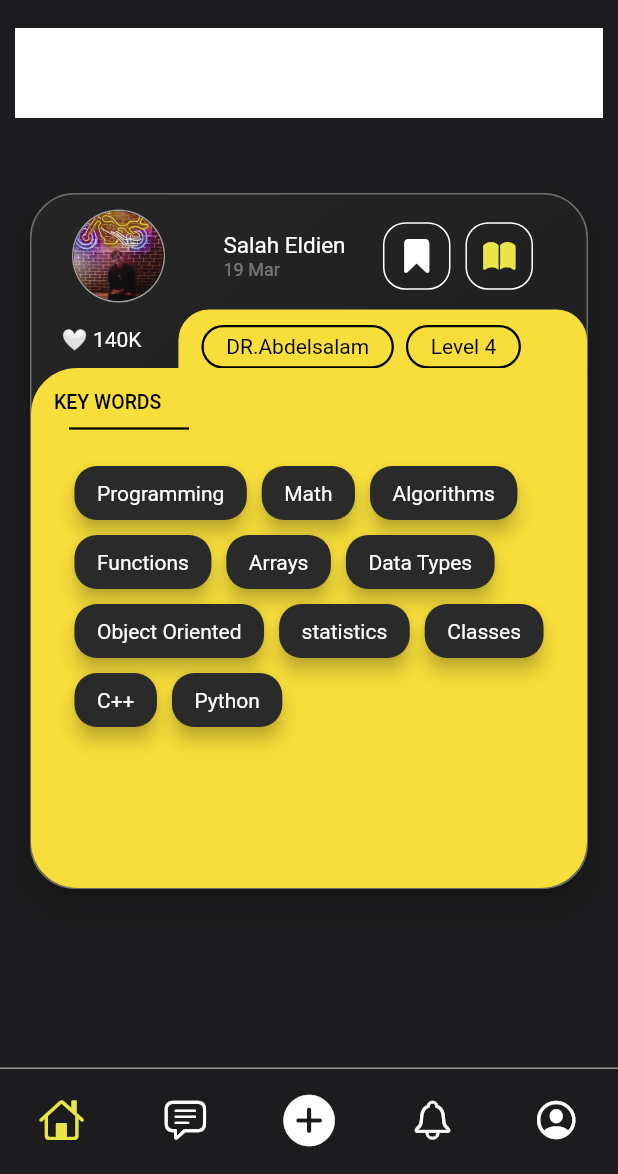
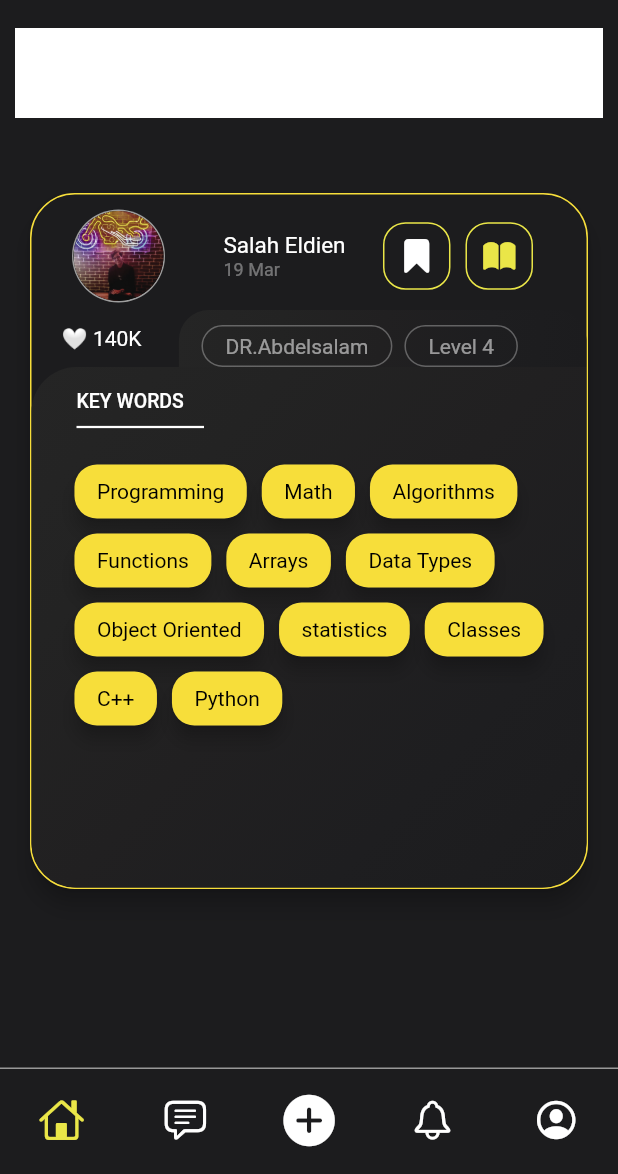
Before and after one commit to Hunter9058/college360, a Flutter app: the HomeScreen screen opened by its route, on a phone screen of 412 x 824 dp, the part 62-1236 px from its top. Run offline on Flutter 3.47's test engine with Material 2 defaults, Android fonts, the phone set to English and light mode, and no system bars; our stand-ins replace animated_text_kit, cloud_firestore, dropdown_button2, firebase_auth, firebase_core; accounts and stored records are empty.

Commit message:
ui updated keyword section added

```diff
--- a/lib/components/C_home_page_card.dart
+++ b/lib/components/C_home_page_card.dart
@@ -12,26 +12,28 @@ class Keyword extends StatelessWidget {
               bottomRight: Radius.circular(30),
               topLeft: Radius.circular(30),
               bottomLeft: Radius.circular(30))),
-          border: Border.all(width: 0, color: KMainCardBackGroundColor),
-          color: KMainCardBackGroundColor,
+          gradient: KCardTopColor,
         ),
         child: Padding(
           padding: const EdgeInsets.all(15.0),
           child: Column(
             crossAxisAlignment: CrossAxisAlignment.start,
             children: [
-              Text(
-                'KEY WORDS',
-                style: TextStyle(
-                    color: Colors.black,
-                    fontFamily: 'Roboto',
-                    fontWeight: FontWeight.w500,
-                    fontSize: 13),
+              Padding(
+                padding: const EdgeInsets.only(left: 15),
+                child: Text(
+                  'KEY WORDS',
+                  style: TextStyle(
+                      color: Colors.white,
+                      fontFamily: 'Roboto',
+                      fontWeight: FontWeight.w500,
+                      fontSize: 13),
+                ),
               ),
               Divider(
-                color: Colors.black,
-                indent: 10,
-                endIndent: 250,
+                color: Colors.white,
+                indent: 15,
+                endIndent: 240,
                 thickness: 1.5,
                 height: 20,
               ),
--- a/lib/components/C_keyword_creator.dart
+++ b/lib/components/C_keyword_creator.dart
@@ -16,15 +16,13 @@ class KeywordCreator extends StatelessWidget {
           padding: EdgeInsets.symmetric(vertical: 10, horizontal: 15),
           decoration: BoxDecoration(
             // gradient: KCardTopColor,
-            color: Colors.black12,
+            color: KMainCardBackGroundColor,
             borderRadius: KBorderRadius,
           ),
           child: Text(
             word,
             style: TextStyle(
-              fontSize: 14,
-              color: Colors.white,
-            ),
+                fontSize: 14, color: Colors.black, fontFamily: 'Roboto'),
           ),
         ),
       ),
--- a/lib/screen/home_screen.dart
+++ b/lib/screen/home_screen.dart
@@ -97,11 +97,12 @@ class _HomeScreenState extends State<HomeScreen> {
                   //card container
                   child: Container(
                     decoration: BoxDecoration(
-                      // color: Color(0xff252525),
-                      gradient: KCardTopColor,
+                      color: Color(0xff1c1c1e),
+                      // gradient: KCardTopColor,
+
                       borderRadius: BorderRadius.circular(30),
                       border: Border.all(
-                        color: Color(0xff6e6d6d),
+                        color: KMainCardBackGroundColor,
                       ),
                     ),
                     //Main container
@@ -162,7 +163,7 @@ class _HomeScreenState extends State<HomeScreen> {
                                           decoration: BoxDecoration(
                                               borderRadius: KBorderRadius,
                                               border: Border.all(
-                                                  color: Colors.white)),
+                                                  color: KActionColor)),
                                           child: IconButton(
                                               onPressed: null,
                                               icon: Icon(
@@ -180,7 +181,7 @@ class _HomeScreenState extends State<HomeScreen> {
                                           decoration: BoxDecoration(
                                               borderRadius: KBorderRadius,
                                               border: Border.all(
-                                                  color: Colors.white)),
+                                                  color: KActionColor)),
                                           child: IconButton(
                                               onPressed: null,
                                               icon: Icon(
@@ -203,7 +204,9 @@ class _HomeScreenState extends State<HomeScreen> {
                             ),
                             Text(
                               '🤍 140K',
-                              style: TextStyle(fontSize: 14),
+                              style: TextStyle(
+                                fontSize: 14,
+                              ),
                             ),
                             SizedBox(
                               width: 25,
@@ -215,10 +218,7 @@ class _HomeScreenState extends State<HomeScreen> {
                                         topLeft: Radius.circular(20),
                                         topRight: Radius.circular(20),
                                       )),
-                                      border: Border.all(
-                                          width: 0,
-                                          color: KMainCardBackGroundColor),
-                                      color: KMainCardBackGroundColor),
+                                      gradient: KCardTopColor),
                                   child: Padding(
                                     padding: const EdgeInsets.only(
                                         top: 10, left: 15, right: 15),
@@ -230,12 +230,12 @@ class _HomeScreenState extends State<HomeScreen> {
                                           decoration: BoxDecoration(
                                               borderRadius: KBorderRadius,
                                               border: Border.all(
-                                                  color: Colors.black,
-                                                  width: 1.5)),
+                                                color: Colors.white30,
+                                              )),
                                           child: Text(
                                             'DR.Abdelsalam',
                                             style: TextStyle(
-                                                color: Colors.black,
+                                                color: Colors.white54,
                                                 fontSize: 14),
                                           ),
                                         ),
@@ -248,12 +248,12 @@ class _HomeScreenState extends State<HomeScreen> {
                                           decoration: BoxDecoration(
                                               borderRadius: KBorderRadius,
                                               border: Border.all(
-                                                  color: Colors.black,
-                                                  width: 1.5)),
+                                                color: Colors.white30,
+                                              )),
                                           child: Text(
                                             'Level 4',
                                             style: TextStyle(
-                                                color: Colors.black,
+                                                color: Colors.white54,
                                                 fontSize: 14),
                                           ),
                                         )
```
